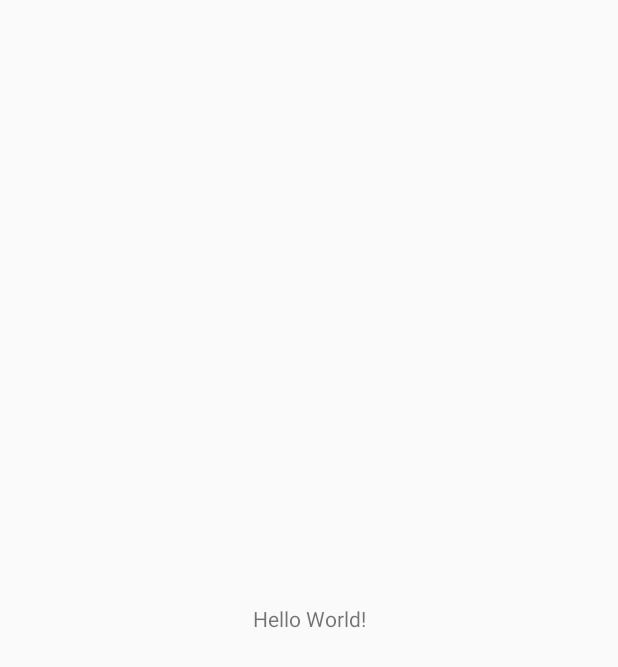
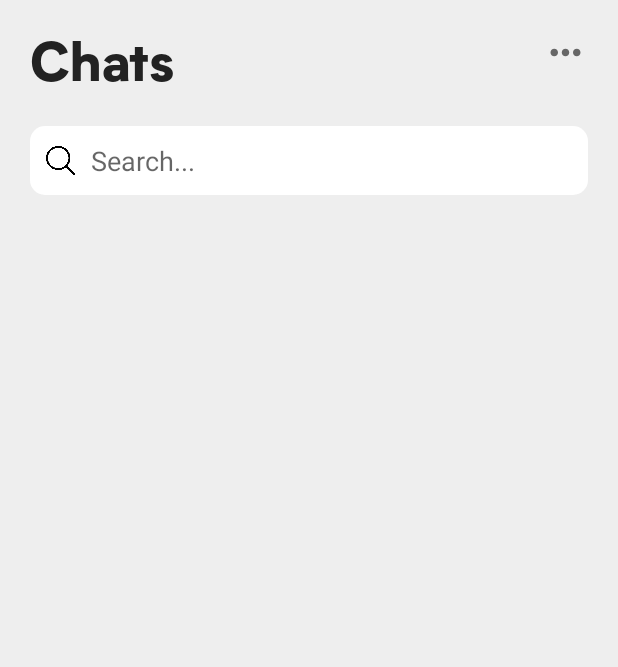
Before and after one commit to ITKenTo/ChatApp, an Android app: the MainActivity screen opened directly, with no data from a screen before it, on a phone screen of 412 x 824 dp. Before the commit the part shown is almost empty. Shown: the top 667 px of the screen. Run offline under Robolectric (Android 15) with nearby library versions, the phone set to English and light mode, and no system bars.

Commit message:
degin_layout_main

```diff
--- a/app/src/main/AndroidManifest.xml
+++ b/app/src/main/AndroidManifest.xml
@@ -12,6 +12,12 @@
         android:supportsRtl="true"
         android:theme="@style/Theme.Chat_App_K"
         tools:targetApi="31">
+        <activity
+            android:name=".DetailChatActivity"
+            android:exported="false" />
+        <activity
+            android:name=".ScreenActivity"
+            android:exported="false" />
         <activity
             android:name=".Login_Register.RegisterActivity"
             android:exported="false" />
--- /dev/null
+++ b/app/src/main/res/drawable/baseline_more_horiz_24.xml
@@ -0,0 +1,5 @@
+<vector android:height="24dp" android:tint="#000000"
+    android:viewportHeight="24" android:viewportWidth="24"
+    android:width="24dp" xmlns:android="http://schemas.android.com/apk/res/android">
+    <path android:fillColor="@android:color/white" android:pathData="M6,10c-1.1,0 -2,0.9 -2,2s0.9,2 2,2 2,-0.9 2,-2 -0.9,-2 -2,-2zM18,10c-1.1,0 -2,0.9 -2,2s0.9,2 2,2 2,-0.9 2,-2 -0.9,-2 -2,-2zM12,10c-1.1,0 -2,0.9 -2,2s0.9,2 2,2 2,-0.9 2,-2 -0.9,-2 -2,-2z"/>
+</vector>
--- a/app/src/main/res/layout/activity_main.xml
+++ b/app/src/main/res/layout/activity_main.xml
@@ -1,18 +1,71 @@
 <?xml version="1.0" encoding="utf-8"?>
-<androidx.constraintlayout.widget.ConstraintLayout xmlns:android="http://schemas.android.com/apk/res/android"
+<RelativeLayout xmlns:android="http://schemas.android.com/apk/res/android"
     xmlns:app="http://schemas.android.com/apk/res-auto"
     xmlns:tools="http://schemas.android.com/tools"
     android:layout_width="match_parent"
     android:layout_height="match_parent"
+    android:background="@color/backapp"
     tools:context=".MainActivity">
 
     <TextView
+        android:id="@+id/tv_chat"
         android:layout_width="wrap_content"
         android:layout_height="wrap_content"
-        android:text="Hello World!"
-        app:layout_constraintBottom_toBottomOf="parent"
-        app:layout_constraintEnd_toEndOf="parent"
-        app:layout_constraintStart_toStartOf="parent"
-        app:layout_constraintTop_toTopOf="parent" />
+        android:text="Chats"
+        android:textSize="35dp"
+        android:textColor="@color/colorPri"
+        android:layout_marginTop="20dp"
+        android:layout_marginStart="20dp"
+        android:fontFamily="@font/fontspringbiotifblack"
+        />
 
-</androidx.constraintlayout.widget.ConstraintLayout>
+    <ImageView
+        android:id="@+id/option"
+        android:layout_width="30dp"
+        android:layout_height="30dp"
+        android:src="@drawable/baseline_more_horiz_24"
+        android:layout_alignParentEnd="true"
+        android:layout_marginTop="20dp"
+        android:layout_marginEnd="20dp"
+        app:tint="#666666" />
+
+     <LinearLayout
+         android:id="@+id/search_layout"
+         android:layout_width="match_parent"
+         android:layout_height="wrap_content"
+         android:orientation="horizontal"
+         android:layout_below="@+id/tv_chat"
+         android:background="@drawable/boder_edittex"
+         android:layout_margin="20dp"
+         android:gravity="center"
+         android:padding="5dp"
+         >
+
+         <ImageView
+             android:layout_width="30dp"
+             android:layout_height="30dp"
+             android:src="@drawable/search"
+             android:layout_gravity="center_vertical"
+             android:padding="5dp"
+             />
+         <androidx.appcompat.widget.AppCompatEditText
+             android:id="@+id/ed_search"
+             android:layout_width="match_parent"
+             android:layout_height="wrap_content"
+             android:background="@drawable/boder_edittex"
+             android:layout_gravity="center_vertical"
+             android:hint="Search..."
+             android:padding="5dp"
+             />
+     </LinearLayout>
+
+    <androidx.recyclerview.widget.RecyclerView
+        android:id="@+id/recycle_people"
+        android:layout_width="match_parent"
+        android:layout_height="match_parent"
+        android:layout_below="@+id/search_layout"
+        android:padding="20dp"
+        />
+
+
+</RelativeLayout>
--- /dev/null
+++ b/app/src/main/res/values/circle.xml
@@ -0,0 +1,6 @@
+<?xml version="1.0" encoding="utf-8"?>
+<resources>
+    <style name="Circler">
+        <item name="cornerSize">50%</item>
+    </style>
+</resources>
--- a/app/src/main/res/values/colors.xml
+++ b/app/src/main/res/values/colors.xml
@@ -3,4 +3,5 @@
     <color name="black">#FF000000</color>
     <color name="white">#FFFFFFFF</color>
     <color name="backapp">#EEEEEE</color>
+    <color name="colorPri">#222222</color>
 </resources>
```
Also changed, not shown: app/src/main/java/com/example/chat_app_k/DetailChatActivity.kt (added, +11 -0 lines), app/src/main/java/com/example/chat_app_k/ScreenActivity.kt (added, +11 -0 lines), app/src/main/res/layout/activity_detail_chat.xml (added, +118 -0 lines), app/src/main/res/layout/activity_screen.xml (added, +9 -0 lines), app/src/main/res/layout/item_chat.xml (added, +48 -0 lines), app/src/main/res/drawable/avtleeminho.png (added), app/src/main/res/drawable/back.png (added), app/src/main/res/drawable/camecorder.png (added), app/src/main/res/drawable/option.png (added), app/src/main/res/drawable/search.png (added), app/src/main/res/drawable/send.png (added), app/src/main/res/drawable/telephone.png (added), app/src/main/res/font/biotifbold.otf (added), app/src/main/res/font/fontspringbiotifblack.otf (added).
